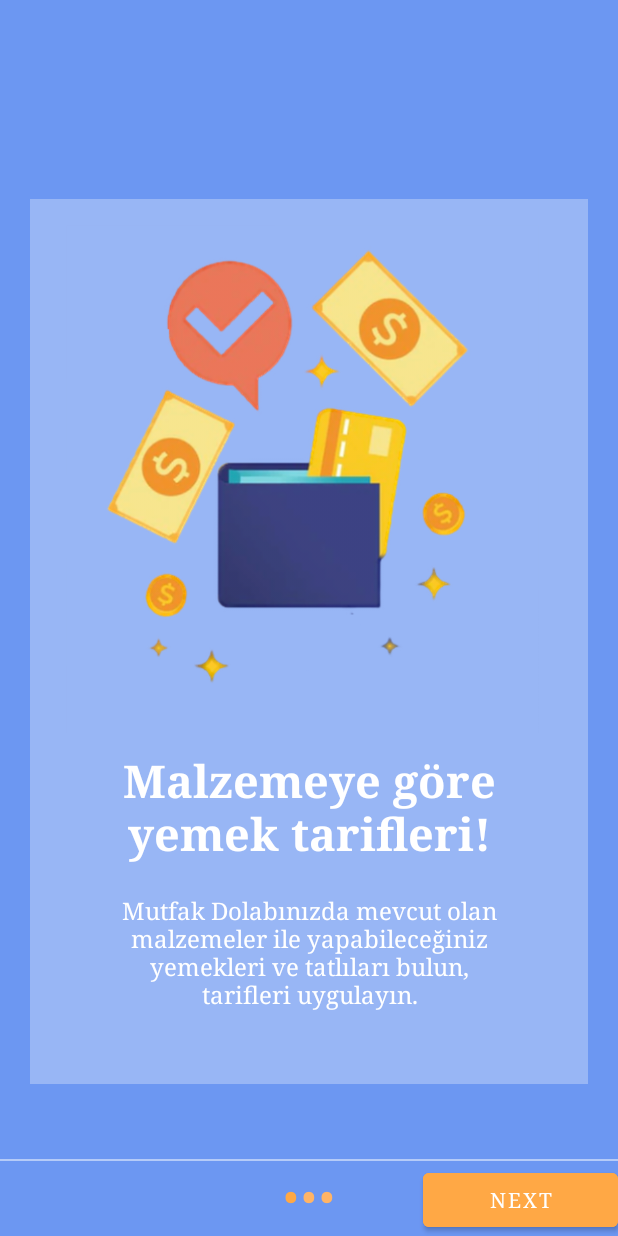
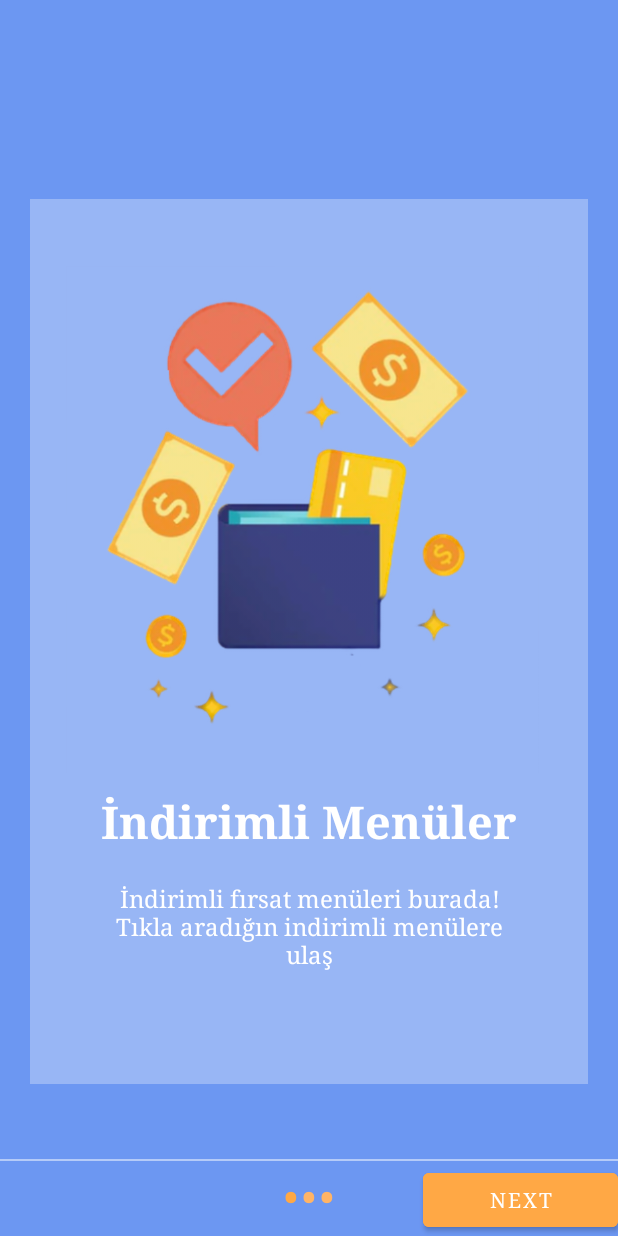
Before and after one commit to kbrakendirci/DeliveryApp, an Android app: the screen it shows after launch (onBoardActivity), after a tap on "EAT NOW", on a phone screen of 412 x 824 dp. Run offline under Robolectric (Android 15) with nearby library versions, the phone set to English and light mode, and no system bars.

Commit message:
Design Edited

```diff
--- a/app/src/main/java/com/kotlinproject/ecommerceapp/fragment/AnasayfaFragment.kt
+++ b/app/src/main/java/com/kotlinproject/ecommerceapp/fragment/AnasayfaFragment.kt
@@ -37,8 +37,6 @@ class AnasayfaFragment : Fragment() , SearchView.OnQueryTextListener {
             val adapterPopular = PopularCardAdapter(requireContext(),it,viewModel)
             tasarim.popularAdapter = adapterPopular
         }
-
-
         return tasarim.root
     }
 
@@ -81,6 +79,7 @@ class AnasayfaFragment : Fragment() , SearchView.OnQueryTextListener {
     }
 
     fun fiyatSirala(){ viewModel.fiyatArtanSirala() }
+    fun fiyatAzalanSirala(){ viewModel.fiyatAzalanSirala() }
 
     fun A_ZSirala(){ viewModel.A_ZSirala() }
 
--- a/app/src/main/java/com/kotlinproject/ecommerceapp/fragment/SepetFragment.kt
+++ b/app/src/main/java/com/kotlinproject/ecommerceapp/fragment/SepetFragment.kt
@@ -1,4 +1,5 @@
 package com.kotlinproject.ecommerceapp.fragment
+import android.graphics.Color
 import android.os.Bundle
 import androidx.fragment.app.Fragment
 import android.view.LayoutInflater
@@ -6,6 +7,7 @@ import android.view.View
 import android.view.ViewGroup
 import androidx.databinding.DataBindingUtil
 import androidx.fragment.app.viewModels
+import com.google.android.material.snackbar.Snackbar
 import com.kotlinproject.ecommerceapp.MainActivity
 import com.kotlinproject.ecommerceapp.R
 import com.kotlinproject.ecommerceapp.adapter.SepetAdapter
@@ -40,6 +42,10 @@ class SepetFragment : Fragment() {
 
         return tasarim.root
     }
+    fun siparişverildiBildirim(){ Snackbar.make(requireView(), "Siparişiniz Verildi", Snackbar.LENGTH_LONG)
+        .setTextColor(Color.BLUE)
+        .setBackgroundTint(Color.WHITE)
+        .show() }
 
     override fun onCreate(savedInstanceState: Bundle?) {
         super.onCreate(savedInstanceState)
--- a/app/src/main/res/layout/activity_on_board.xml
+++ b/app/src/main/res/layout/activity_on_board.xml
@@ -48,7 +48,7 @@
         android:layout_alignParentBottom="true"
 
         android:fontFamily="serif"
-        android:text="precious"
+        android:text="previous"
         android:textColor="@android:color/white"
         android:visibility="invisible" />
 </RelativeLayout>
--- a/app/src/main/res/layout/fragment_anasayfa.xml
+++ b/app/src/main/res/layout/fragment_anasayfa.xml
@@ -119,7 +119,7 @@
                 android:layout_height="wrap_content"
                 android:layout_marginStart="10dp"
                 android:fontFamily="@font/syne_tactile"
-                android:onClick="@{() -> anasayfaFragment.fiyatSirala()}"
+                android:onClick="@{() -> anasayfaFragment.fiyatAzalanSirala()}"
                 android:text="Fiyata Göre ▼"
                 android:textColor="@color/white"
                 app:chipBackgroundColor="@color/chip"
--- a/app/src/main/res/layout/fragment_sepet.xml
+++ b/app/src/main/res/layout/fragment_sepet.xml
@@ -32,9 +32,10 @@
             android:layout_height="wrap_content"
             android:layout_marginStart="30dp"
             android:layout_marginEnd="30dp"
-            android:layout_marginBottom="20dp"
+            android:layout_marginBottom="16dp"
+            android:backgroundTint="@color/maincolor"
+            android:onClick="@{() -> sepetFragment.siparişverildiBildirim()}"
             android:text="Sipariş"
-            android:backgroundTint="@color/maincolor"
             app:cornerRadius="10dp"
             app:layout_constraintBottom_toBottomOf="parent"
             app:layout_constraintEnd_toEndOf="parent"
--- a/app/src/main/res/layout/fragment_yemek_detay.xml
+++ b/app/src/main/res/layout/fragment_yemek_detay.xml
@@ -94,7 +94,7 @@
             android:layout_marginStart="32dp"
             android:layout_marginTop="24dp"
             android:fontFamily="@font/syne_tactile"
-            android:text="Açıklama"
+            android:text="Ürün Detay"
             android:textColor="@color/black"
             android:textSize="24sp"
             android:textStyle="bold"
@@ -146,7 +146,7 @@
             android:layout_marginStart="32dp"
             android:layout_marginTop="16dp"
             android:fontFamily="@font/syne_tactile"
-            android:text="Bulabileceğinizin en iyisi ve uygun fiyata Kaçırma!! "
+            android:text="Tek tıkla karnı açken sabrı azalan müşterilere düşünce hızında sipariş imkanı veriyor"
             android:textSize="16sp"
             app:layout_constraintStart_toStartOf="parent"
             app:layout_constraintTop_toBottomOf="@+id/textViewKullaniciAdi" />
--- a/app/src/main/res/values-night/themes.xml
+++ b/app/src/main/res/values-night/themes.xml
@@ -12,5 +12,8 @@
         <!-- Status bar color. -->
         <item name="android:statusBarColor" tools:targetApi="l">?attr/colorPrimaryVariant</item>
         <!-- Customize your theme here. -->
+
+        <item name="windowActionBar">false</item>
+        <item name="windowNoTitle">true</item>
     </style>
 </resources>
--- a/app/src/main/res/values/strings.xml
+++ b/app/src/main/res/values/strings.xml
@@ -5,17 +5,16 @@
 
     <string name="next">NEXT</string>
     <string name="finish">FINISH</string>
-    <string name="precious">PREVIOUS</string>
+    <string name="previous">PREVIOUS</string>
 
-    <string name="slide_1_title">Malzemeye göre yemek tarifleri!</string>
-    <string name="slide_1_desc">Mutfak Dolabınızda mevcut olan malzemeler ile yapabileceğiniz  yemekleri ve tatlıları bulun, tarifleri uygulayın.
-</string>
+    <string name="slide_1_title">İndirimli Menüler</string>
+    <string name="slide_1_desc">İndirimli fırsat menüleri burada! Tıkla aradığın indirimli menülere ulaş</string>
 
-    <string name="slide_2_title">Diyet Menülerinizi Canlandırmaya Ne Dersiniz? </string>
-    <string name="slide_2_desc"> Beslenme Tipinize  Uygun Pratik Yemek Tariflerini Uygulamamızda Bulabilirsiniz!</string>
+    <string name="slide_2_title">Acıktığın Anda Yemeğin kapında </string>
+    <string name="slide_2_desc"> Tek tıkla binlerce çeşit çeşit yemekyemek kapında</string>
 
-    <string name="slide_3_title">Makine Öğrenmesi Destekli Yemek Öneri Uygulaması</string>
-    <string name="slide_3_desc">Sizin için içeriğindeki yağ,şeker tuz oranlarına göre benzer ürünlerle yapılan  yemekleri önerir!</string>
+    <string name="slide_3_title"> Karnı Açken Sabrı Azalan Müşterilere</string>
+    <string name="slide_3_desc">Tek tıkla karnı açken sabrı azalan müşterilere düşünce hızında sipariş imkanı veriyor</string>
 
     <string name="slide_4_title">Siz Tarif edin Biz Bulalım</string>
     <string name="slide_4_desc">Yapmak İstediğiniz Yemeği Anlatın Yapabiliceniz Yemekleri Önerelim!</string>
```
